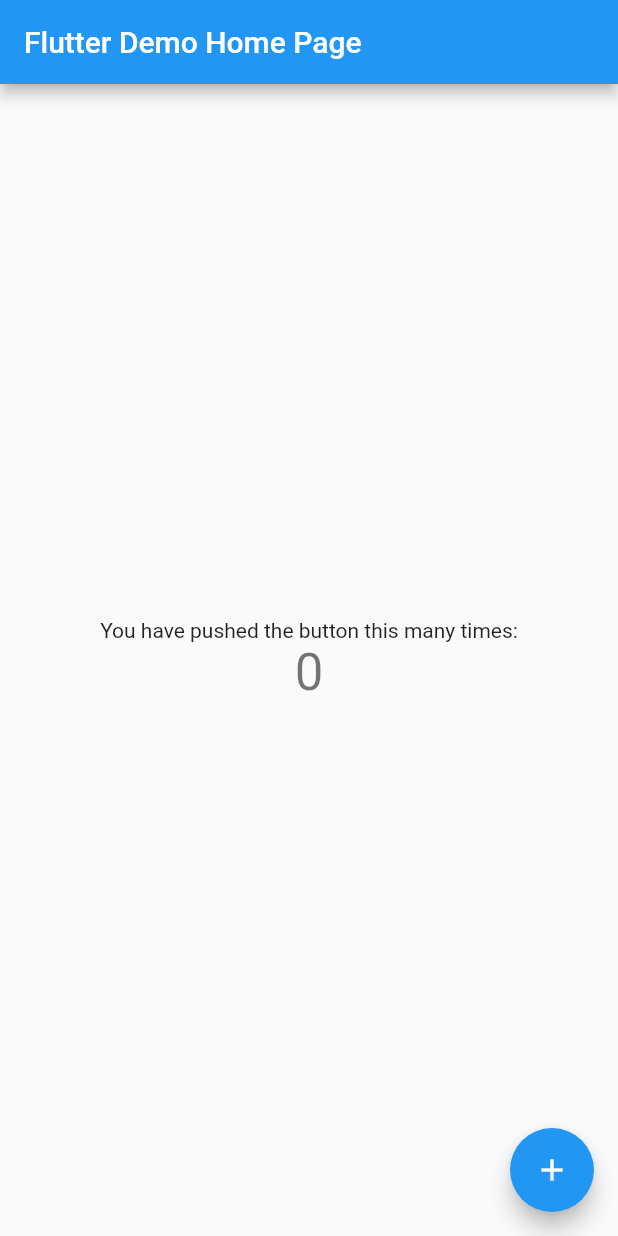
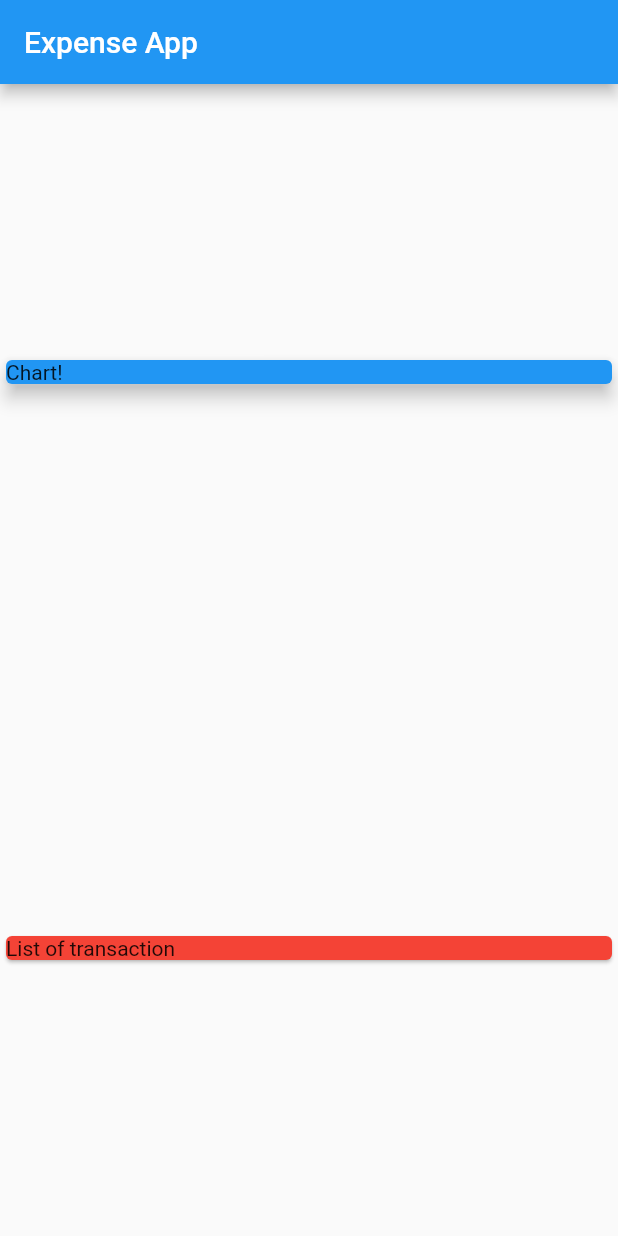
Before and after one commit to SeolJaeHyeok/personal_expense, a Flutter app: the screen it shows after launch, on a phone screen of 412 x 824 dp. Run offline on Flutter 3.47's test engine with Material 2 defaults, Android fonts, the phone set to English and light mode, and no system bars.

Commit message:
Transaction Class 생성 후 Dummy_data 생성

```diff
--- a/lib/main.dart
+++ b/lib/main.dart
@@ -1,29 +1,17 @@
 import 'package:flutter/material.dart';
+import 'package:flutter_expense_app/transaction.dart';
 
 void main() {
   runApp(MyApp());
 }
 
 class MyApp extends StatelessWidget {
-  // This widget is the root of your application.
   @override
   Widget build(BuildContext context) {
     return MaterialApp(
       title: 'Flutter Demo',
       theme: ThemeData(
-        // This is the theme of your application.
-        //
-        // Try running your application with "flutter run". You'll see the
-        // application has a blue toolbar. Then, without quitting the app, try
-        // changing the primarySwatch below to Colors.green and then invoke
-        // "hot reload" (press "r" in the console where you ran "flutter run",
-        // or simply save your changes to "hot reload" in a Flutter IDE).
-        // Notice that the counter didn't reset back to zero; the application
-        // is not restarted.
         primarySwatch: Colors.blue,
-        // This makes the visual density adapt to the platform that you run
-        // the app on. For desktop platforms, the controls will be smaller and
-        // closer together (more dense) than on mobile platforms.
         visualDensity: VisualDensity.adaptivePlatformDensity,
       ),
       home: MyHomePage(title: 'Flutter Demo Home Page'),
@@ -34,15 +22,6 @@ class MyApp extends StatelessWidget {
 class MyHomePage extends StatefulWidget {
   MyHomePage({Key key, this.title}) : super(key: key);
 
-  // This widget is the home page of your application. It is stateful, meaning
-  // that it has a State object (defined below) that contains fields that affect
-  // how it looks.
-
-  // This class is the configuration for the state. It holds the values (in this
-  // case the title) provided by the parent (in this case the App widget) and
-  // used by the build method of the State. Fields in a Widget subclass are
-  // always marked "final".
-
   final String title;
 
   @override
@@ -50,68 +29,45 @@ class MyHomePage extends StatefulWidget {
 }
 
 class _MyHomePageState extends State<MyHomePage> {
-  int _counter = 0;
-
-  void _incrementCounter() {
-    setState(() {
-      // This call to setState tells the Flutter framework that something has
-      // changed in this State, which causes it to rerun the build method below
-      // so that the display can reflect the updated values. If we changed
-      // _counter without calling setState(), then the build method would not be
-      // called again, and so nothing would appear to happen.
-      _counter++;
-    });
-  }
+  final List<Transaction> transaction = [
+    Transaction(
+      id: 't1',
+      title: 'New Shoes',
+      amount: 69.99,
+      date: DateTime.now(),
+    ),
+    Transaction(
+      id: 't2',
+      title: 'Weekly Groceries',
+      amount: 16.53,
+      date: DateTime.now(),
+    ),
+  ];
 
   @override
   Widget build(BuildContext context) {
-    // This method is rerun every time setState is called, for instance as done
-    // by the _incrementCounter method above.
-    //
-    // The Flutter framework has been optimized to make rerunning build methods
-    // fast, so that you can just rebuild anything that needs updating rather
-    // than having to individually change instances of widgets.
     return Scaffold(
       appBar: AppBar(
-        // Here we take the value from the MyHomePage object that was created by
-        // the App.build method, and use it to set our appbar title.
-        title: Text(widget.title),
+        title: Text('Expense App'),
       ),
-      body: Center(
-        // Center is a layout widget. It takes a single child and positions it
-        // in the middle of the parent.
-        child: Column(
-          // Column is also a layout widget. It takes a list of children and
-          // arranges them vertically. By default, it sizes itself to fit its
-          // children horizontally, and tries to be as tall as its parent.
-          //
-          // Invoke "debug painting" (press "p" in the console, choose the
-          // "Toggle Debug Paint" action from the Flutter Inspector in Android
-          // Studio, or the "Toggle Debug Paint" command in Visual Studio Code)
-          // to see the wireframe for each widget.
-          //
-          // Column has various properties to control how it sizes itself and
-          // how it positions its children. Here we use mainAxisAlignment to
-          // center the children vertically; the main axis here is the vertical
-          // axis because Columns are vertical (the cross axis would be
-          // horizontal).
-          mainAxisAlignment: MainAxisAlignment.center,
-          children: <Widget>[
-            Text(
-              'You have pushed the button this many times:',
+      body: Column(
+        mainAxisAlignment: MainAxisAlignment.spaceAround,
+        crossAxisAlignment: CrossAxisAlignment.stretch,
+        children: [
+          Container(
+            width: double.infinity,
+            child: Card(
+              child: Text('Chart!'),
+              color: Colors.blue,
+              elevation: 5,
             ),
-            Text(
-              '$_counter',
-              style: Theme.of(context).textTheme.headline4,
-            ),
-          ],
-        ),
+          ),
+          Card(
+            color: Colors.red,
+            child: Text('List of transaction'),
+          )
+        ],
       ),
-      floatingActionButton: FloatingActionButton(
-        onPressed: _incrementCounter,
-        tooltip: 'Increment',
-        child: Icon(Icons.add),
-      ), // This trailing comma makes auto-formatting nicer for build methods.
     );
   }
 }
--- /dev/null
+++ b/lib/transaction.dart
@@ -0,0 +1,15 @@
+import 'package:flutter/cupertino.dart';
+
+class Transaction {
+  final String id;
+  final String title;
+  final double amount;
+  final DateTime date;
+
+  Transaction({
+    @required this.id,
+    @required this.title,
+    @required this.date,
+    @required this.amount,
+  });
+}
```
